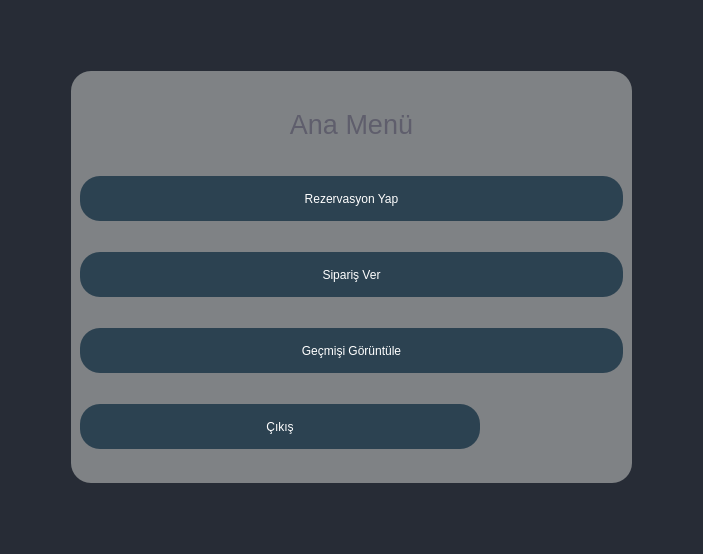
Qt form uifolder/Mainmenu.ui (MahmutEsadErman/Movie-Night-System) before a commit.
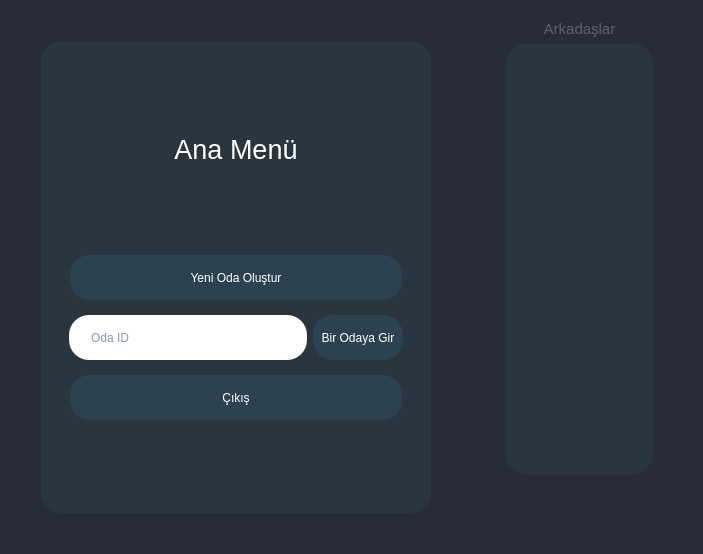
The same form after that commit.

```diff
--- a/uifolder/Mainmenu.ui
+++ b/uifolder/Mainmenu.ui
@@ -18,12 +18,6 @@
 	background-color: rgb(39, 44, 54);
 }
 
-QFrame#frame{
-	margin: 60px;
-	border-radius: 20px;
-	background-color: rgba(225, 228, 221, 120);
-}
-
 QLineEdit{
 	min-height: 45px;
 	border-radius: 20px;
@@ -61,23 +55,30 @@
   </property>
   <layout class="QGridLayout" name="gridLayout">
    <item row="0" column="0">
-    <widget class="QFrame" name="frame">
+    <widget class="QFrame" name="menu_frame">
+     <property name="minimumSize">
+      <size>
+       <width>450</width>
+       <height>0</height>
+      </size>
+     </property>
      <property name="layoutDirection">
       <enum>Qt::LeftToRight</enum>
      </property>
      <property name="styleSheet">
-      <string notr="true">QFrame#frame{
-	margin: 60px;
+      <string notr="true">QFrame#menu_frame{
+	margin: 30px;
 	border-radius: 20px;
-	background-color: rgba(225, 228, 221, 120);
+	background-color: rgba(45, 65, 72, 120);
 }
 
 QLineEdit{
+	margin-left: 10px;
 	min-height: 45px;
 	border-radius: 20px;
 	background-color: #FFFFFF;
 	padding-left: 20px;
-	color: rgb(140, 140, 140);
+	color: rgb(31, 53, 94);
 }
 
 QLineEdit:hover{
@@ -85,6 +86,8 @@
 }
 
 QPushButton{
+	margin-left: 20px;
+	margin-right: 20px;
 	min-height: 45px;
 	border-radius: 20px;
 	background-color: rgb(44, 66, 81);
@@ -114,6 +117,19 @@
       <enum>QFrame::Raised</enum>
      </property>
      <layout class="QVBoxLayout" name="verticalLayout">
+      <item>
+       <spacer name="verticalSpacer_3">
+        <property name="orientation">
+         <enum>Qt::Orientation::Vertical</enum>
+        </property>
+        <property name="sizeHint" stdset="0">
+         <size>
+          <width>20</width>
+          <height>40</height>
+         </size>
+        </property>
+       </spacer>
+      </item>
       <item>
        <widget class="QLabel" name="label_2">
         <property name="maximumSize">
@@ -122,6 +138,9 @@
           <height>40</height>
          </size>
         </property>
+        <property name="styleSheet">
+         <string notr="true">color: rgb(255, 255, 255)</string>
+        </property>
         <property name="text">
          <string>&lt;html&gt;&lt;head/&gt;&lt;body&gt;&lt;p&gt;&lt;span style=&quot; font-size:20pt;&quot;&gt;Ana Menü&lt;/span&gt;&lt;/p&gt;&lt;/body&gt;&lt;/html&gt;</string>
         </property>
@@ -131,24 +150,105 @@
        </widget>
       </item>
       <item>
-       <widget class="QPushButton" name="button1">
-        <property name="text">
-         <string>Rezervasyon Yap</string>
+       <spacer name="verticalSpacer">
+        <property name="orientation">
+         <enum>Qt::Orientation::Vertical</enum>
         </property>
-       </widget>
+        <property name="sizeHint" stdset="0">
+         <size>
+          <width>20</width>
+          <height>40</height>
+         </size>
+        </property>
+       </spacer>
       </item>
       <item>
        <widget class="QPushButton" name="button2">
         <property name="text">
-         <string>Sipariş Ver</string>
+         <string>Yeni Oda Oluştur</string>
         </property>
        </widget>
       </item>
       <item>
-       <widget class="QPushButton" name="button3">
-        <property name="text">
-         <string>Geçmişi Görüntüle</string>
+       <widget class="QFrame" name="frame_2">
+        <property name="sizePolicy">
+         <sizepolicy hsizetype="Minimum" vsizetype="Maximum">
+          <horstretch>0</horstretch>
+          <verstretch>0</verstretch>
+         </sizepolicy>
         </property>
+        <property name="styleSheet">
+         <string notr="true">QFrame{
+	border-radius: 20px;
+}
+</string>
+        </property>
+        <property name="frameShape">
+         <enum>QFrame::Shape::StyledPanel</enum>
+        </property>
+        <property name="frameShadow">
+         <enum>QFrame::Shadow::Raised</enum>
+        </property>
+        <layout class="QHBoxLayout" name="horizontalLayout">
+         <item>
+          <widget class="QLineEdit" name="room_id_le">
+           <property name="sizePolicy">
+            <sizepolicy hsizetype="Expanding" vsizetype="Fixed">
+             <horstretch>0</horstretch>
+             <verstretch>0</verstretch>
+            </sizepolicy>
+           </property>
+           <property name="minimumSize">
+            <size>
+             <width>100</width>
+             <height>45</height>
+            </size>
+           </property>
+           <property name="inputMask">
+            <string/>
+           </property>
+           <property name="text">
+            <string/>
+           </property>
+           <property name="placeholderText">
+            <string>Oda ID</string>
+           </property>
+           <property name="clearButtonEnabled">
+            <bool>false</bool>
+           </property>
+          </widget>
+         </item>
+         <item>
+          <widget class="QPushButton" name="join_btn">
+           <property name="sizePolicy">
+            <sizepolicy hsizetype="Preferred" vsizetype="Fixed">
+             <horstretch>0</horstretch>
+             <verstretch>0</verstretch>
+            </sizepolicy>
+           </property>
+           <property name="minimumSize">
+            <size>
+             <width>100</width>
+             <height>45</height>
+            </size>
+           </property>
+           <property name="styleSheet">
+            <string notr="true">QPushButton{
+	margin-left: 0px;
+	margin-right: 10px;
+	min-weight: 100px;
+	min-height: 45px;
+	border-radius: 20px;
+	background-color: rgb(44, 66, 81);
+	color: #FFFFFF;
+}</string>
+           </property>
+           <property name="text">
+            <string>Bir Odaya Gir</string>
+           </property>
+          </widget>
+         </item>
+        </layout>
        </widget>
       </item>
       <item>
@@ -159,9 +259,163 @@
           <height>16777215</height>
          </size>
         </property>
+        <property name="layoutDirection">
+         <enum>Qt::LayoutDirection::LeftToRight</enum>
+        </property>
         <property name="text">
          <string>Çıkış</string>
         </property>
+       </widget>
+      </item>
+      <item>
+       <spacer name="verticalSpacer_2">
+        <property name="orientation">
+         <enum>Qt::Orientation::Vertical</enum>
+        </property>
+        <property name="sizeHint" stdset="0">
+         <size>
+          <width>20</width>
+          <height>40</height>
+         </size>
+        </property>
+       </spacer>
+      </item>
+     </layout>
+    </widget>
+   </item>
+   <item row="0" column="1">
+    <widget class="QFrame" name="friends_frame">
+     <property name="styleSheet">
+      <string notr="true">QFrame{
+	border-radius: 20px;
+}</string>
+     </property>
+     <property name="frameShape">
+      <enum>QFrame::Shape::StyledPanel</enum>
+     </property>
+     <property name="frameShadow">
+      <enum>QFrame::Shadow::Raised</enum>
+     </property>
+     <layout class="QVBoxLayout" name="verticalLayout_2">
+      <item>
+       <widget class="QLabel" name="label">
+        <property name="minimumSize">
+         <size>
+          <width>100</width>
+          <height>0</height>
+         </size>
+        </property>
+        <property name="text">
+         <string>&lt;html&gt;&lt;head/&gt;&lt;body&gt;&lt;p align=&quot;center&quot;&gt;&lt;span style=&quot; font-size:11pt;&quot;&gt;Arkadaşlar&lt;/span&gt;&lt;/p&gt;&lt;/body&gt;&lt;/html&gt;</string>
+        </property>
+       </widget>
+      </item>
+      <item>
+       <widget class="QScrollArea" name="users_scrollarea">
+        <property name="styleSheet">
+         <string notr="true">QScrollArea{
+	background-color: rgb(39, 44, 54);
+	margin-left: 30px;
+	margin-right: 30px;
+	border-radius: 20px;
+}
+
+QWidget#widget{
+	border-radius: 20px;
+	background-color: rgba(45, 65, 72, 120);
+}
+
+QLineEdit{
+	margin-left: 50px;
+	min-height: 45px;
+	border-radius: 20px;
+	background-color: #FFFFFF;
+	padding-left: 20px;
+	color: rgb(31, 53, 94);
+}
+
+QLineEdit:hover{
+	border: 2px solid rgb(139, 142, 139);
+}
+
+QPushButton{
+	margin-left: 60px;
+	margin-right: 60px;
+	min-height: 45px;
+	border-radius: 20px;
+	background-color: rgb(44, 66, 81);
+	color: #FFFFFF;
+}
+
+QPushButton:hover{
+	border: 2px solid rgb(255, 255, 255);
+}
+
+QCheckBox{
+	font-size: 10px;
+	color: #FFFFFF;
+}
+
+QLabel{
+	color: rgb(95, 94, 108);
+}
+
+
+</string>
+        </property>
+        <property name="widgetResizable">
+         <bool>true</bool>
+        </property>
+        <widget class="QWidget" name="widget">
+         <property name="geometry">
+          <rect>
+           <x>0</x>
+           <y>0</y>
+           <width>151</width>
+           <height>432</height>
+          </rect>
+         </property>
+         <property name="styleSheet">
+          <string notr="true">
+QLineEdit{
+	margin-left: 50px;
+	min-height: 45px;
+	border-radius: 20px;
+	background-color: #FFFFFF;
+	padding-left: 20px;
+	color: rgb(31, 53, 94);
+}
+
+QLineEdit:hover{
+	border: 2px solid rgb(139, 142, 139);
+}
+
+QPushButton{
+	margin-left: 60px;
+	margin-right: 60px;
+	min-height: 45px;
+	border-radius: 20px;
+	background-color: rgb(44, 66, 81);
+	color: #FFFFFF;
+}
+
+QPushButton:hover{
+	border: 2px solid rgb(255, 255, 255);
+}
+
+QCheckBox{
+	font-size: 10px;
+	color: #FFFFFF;
+}
+
+QLabel{
+	color:rgb(255, 255, 255);
+}
+
+
+</string>
+         </property>
+        </widget>
        </widget>
       </item>
      </layout>
```
Left out of the diff: 12 changed lines with no effect on the pictures.
